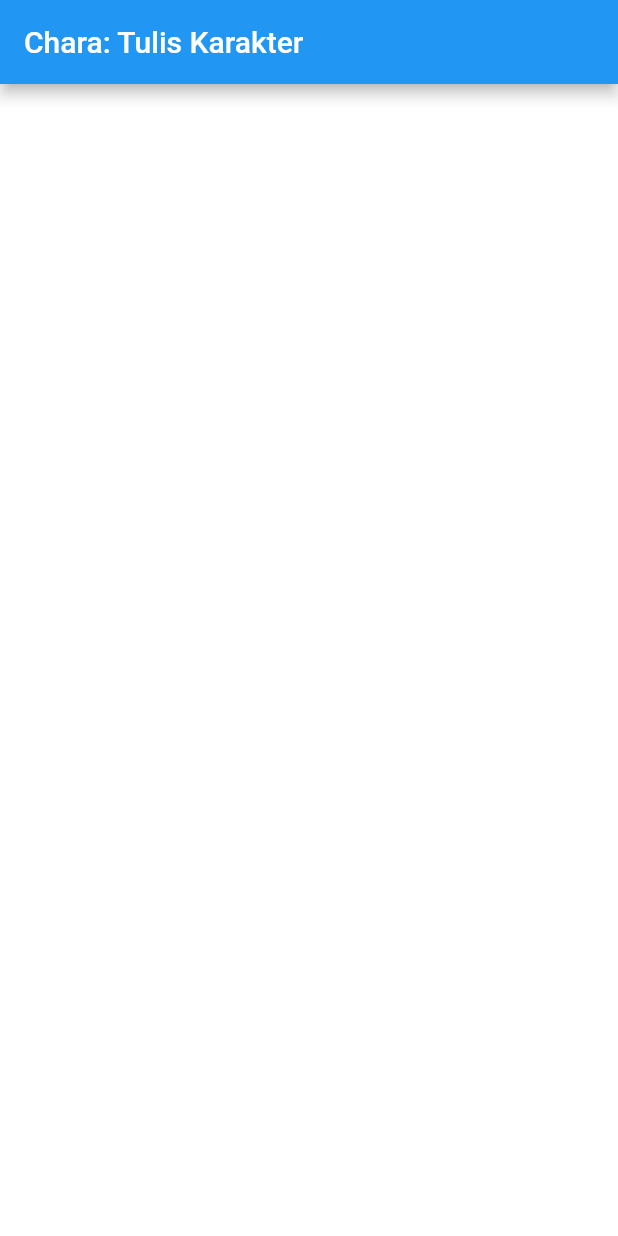
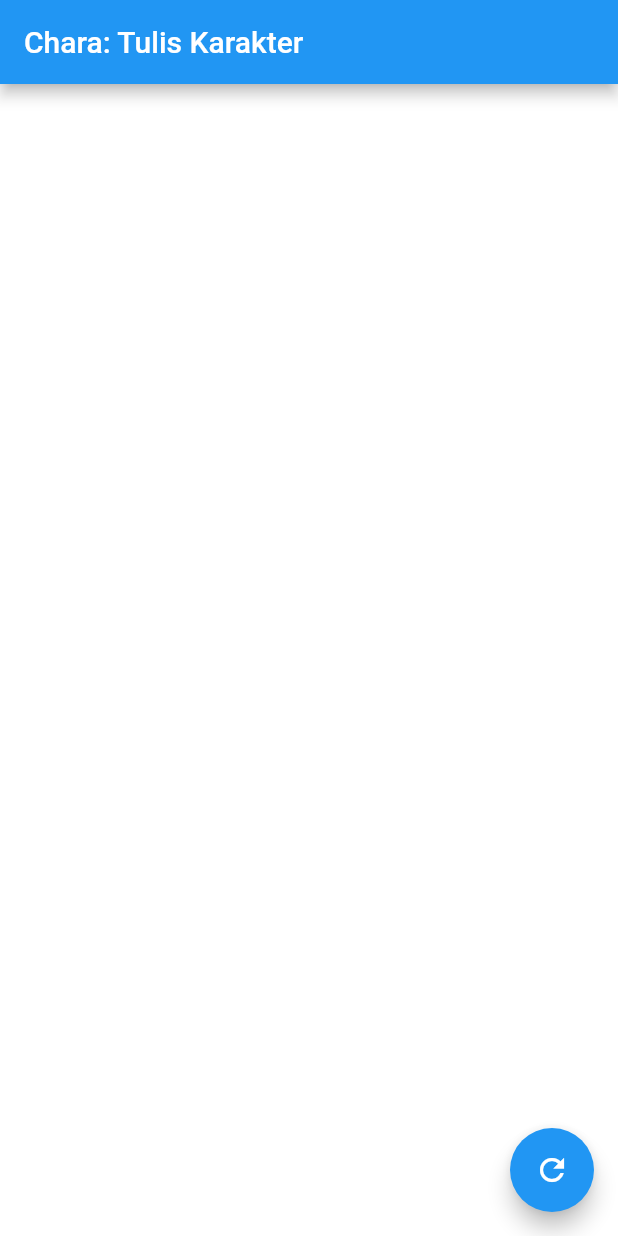
Before and after one commit to riandy-dimas/chara, a Flutter app: the screen it shows after launch, on a phone screen of 412 x 824 dp. Run offline on Flutter 3.47's test engine with Material 2 defaults, Android fonts, the phone set to English and light mode, and no system bars; statements that could not run were skipped.

```diff
--- a/lib/main.dart
+++ b/lib/main.dart
@@ -73,6 +73,11 @@ class _MyHomePageState extends State<MyHomePage> {
         title: Text(widget.title),
       ),
       body: new Painter(_controller),
+      floatingActionButton: new FloatingActionButton(
+        onPressed: _controller.undo,
+        tooltip: 'Clear',
+        child: Icon(Icons.refresh),
+      ),
     );
   }
 }
```
